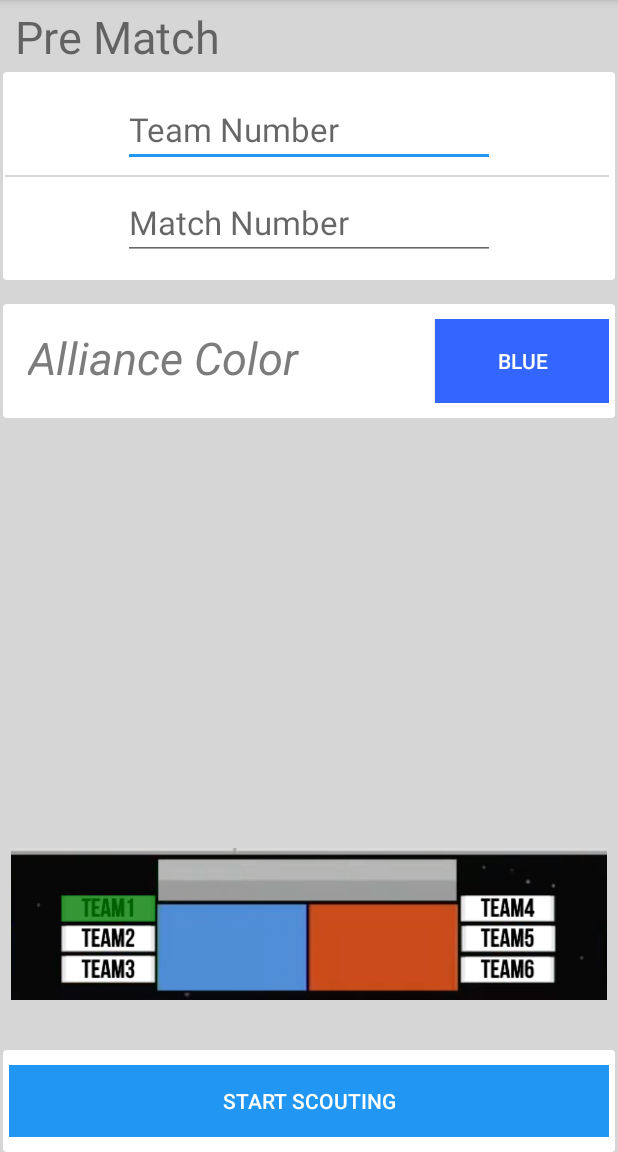
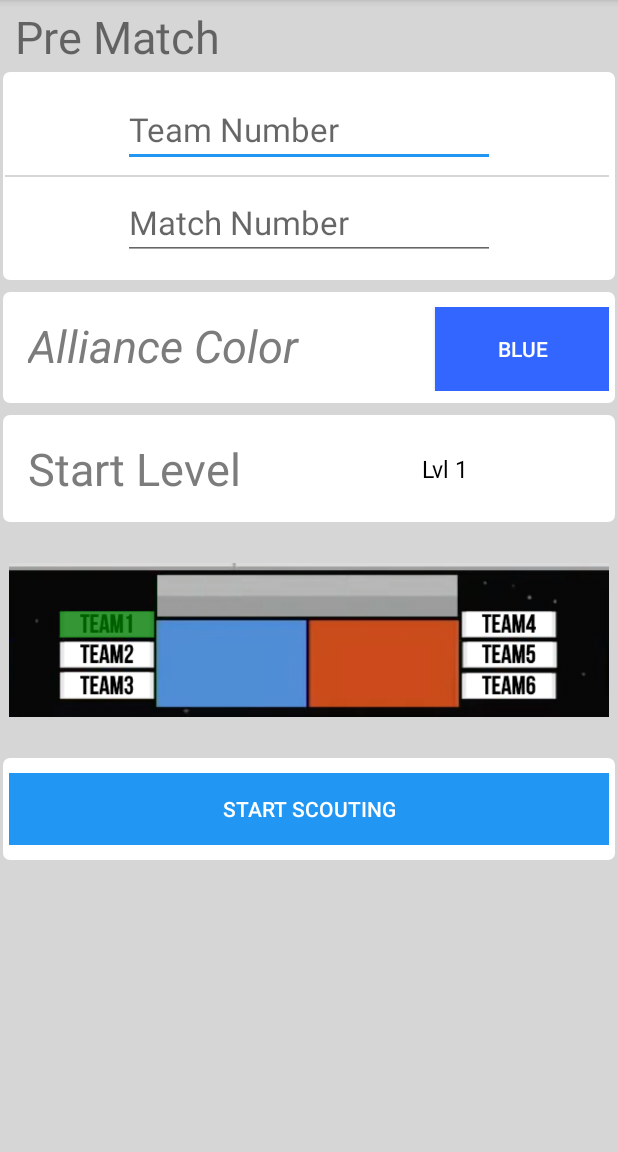
Before and after one commit to theultracorgi/FRC930_Scouting_App, an Android app: the screen it shows after launch (PreMatch), after a tap on an icon or button, on a phone screen of 412 x 824 dp, the part 84-1236 px from its top. Run offline under Robolectric (Android 15) with nearby library versions, the phone set to English and light mode, and no system bars.

Commit message:
Fixed resumed values not saving, added defense/Starting position field

```diff
--- a/Watching_Extremely_Awesome_Robots_safely/WEARs/src/main/java/org/team930/bears/wears/AutonTeleop.java
+++ b/Watching_Extremely_Awesome_Robots_safely/WEARs/src/main/java/org/team930/bears/wears/AutonTeleop.java
@@ -451,8 +451,8 @@ public class AutonTeleop extends AppCompatActivity {
         //ATTEMPTS
         sCsHtPass = String.format(Locale.ENGLISH, "%d", sCsHt);
         sCsCgPass = String.format(Locale.ENGLISH, "%d", sCsCg);
-        sRtHtPass = String.format(Locale.ENGLISH, "%d", sCsHt);
-        sRtCgPass = String.format(Locale.ENGLISH, "%d", sCsCg);
+        sRtHtPass = String.format(Locale.ENGLISH, "%d", sRtHt);
+        sRtCgPass = String.format(Locale.ENGLISH, "%d", sRtCg);
 
 
         tCsHtScPass = String.format(Locale.ENGLISH, "%d", tCsHtSc);
@@ -507,7 +507,7 @@ public class AutonTeleop extends AppCompatActivity {
 
 
         //BINARIES
-        sHabLine = Integer.parseInt(matchData.getString("sHabline", "0")); //binary
+        sHabLine = Integer.parseInt(matchData.getString("sHabLine", "0")); //binary
 
         //VIEWS
         habLine = findViewById(R.id.habLine);
@@ -571,7 +571,7 @@ public class AutonTeleop extends AppCompatActivity {
         //ENDGAME
 
         //BINARIES
-        habStatus = Integer.parseInt(matchData.getString("tParked", "0")); //binary
+        habStatus = Integer.parseInt(matchData.getString("habStatus", "0")); //binary
 
         //VIEWS
         onField = findViewById(R.id.onField);
--- a/Watching_Extremely_Awesome_Robots_safely/WEARs/src/main/java/org/team930/bears/wears/HomeScreen.java
+++ b/Watching_Extremely_Awesome_Robots_safely/WEARs/src/main/java/org/team930/bears/wears/HomeScreen.java
@@ -83,8 +83,8 @@ public class HomeScreen extends AppCompatActivity {
 
             SPMD.putString("teamNum", "0");
             SPMD.putString("matchNum", "0");
+            SPMD.putString("startPos", "1");
             SPMD.putString("sHabLine", "0");
-
 
             SPMD.putString("sCsHt", "0");
             SPMD.putString("sCsCg", "0");
--- a/Watching_Extremely_Awesome_Robots_safely/WEARs/src/main/java/org/team930/bears/wears/PostMatch.java
+++ b/Watching_Extremely_Awesome_Robots_safely/WEARs/src/main/java/org/team930/bears/wears/PostMatch.java
@@ -159,6 +159,7 @@ public class PostMatch extends AppCompatActivity {
 
                             SPMD.putString("teamNum", "0");
                             SPMD.putString("matchNum", "0");
+                            SPMD.putString("startPos", "1");
                             SPMD.putString("sHabLine", "0");
 
                             SPMD.putString("sCsHt", "0");
--- a/Watching_Extremely_Awesome_Robots_safely/WEARs/src/main/java/org/team930/bears/wears/PreMatch.java
+++ b/Watching_Extremely_Awesome_Robots_safely/WEARs/src/main/java/org/team930/bears/wears/PreMatch.java
@@ -12,6 +12,7 @@ import android.view.KeyEvent;
 import android.view.View;
 import android.widget.EditText;
 import android.widget.ImageView;
+import android.widget.Spinner;
 import android.widget.Toast;
 import android.widget.ToggleButton;
 
@@ -23,9 +24,10 @@ public class PreMatch extends AppCompatActivity {
     EditText teamNum, matchNum;
     ToggleButton allianceColor;
     ImageView map;
+    Spinner startPos;
 
     String stillPreferences, matchDataPreferences, otherPreferences;
-    String teamNumPassable, matchNumPassable;
+    String teamNumPassable, matchNumPassable, startPosPassable;
     char alliance;
     Integer stillCount;
 
@@ -66,8 +68,10 @@ public class PreMatch extends AppCompatActivity {
 
         teamNum = findViewById(R.id.teamNum);
         matchNum = findViewById(R.id.matchNum);
+        startPos = findViewById(R.id.startingPos);
         allianceColor = findViewById(R.id.allianceToggle);
         map = findViewById(R.id.map);
+
         switch (Integer.parseInt(otherSettings.getString("scouterPos", "0"))) {
             case 0:
                 map.setImageResource(R.drawable.s0);
@@ -133,12 +137,14 @@ public class PreMatch extends AppCompatActivity {
 
             teamNumPassable = teamNum.getText().toString();
             matchNumPassable = matchNum.getText().toString() + alliance;
+            startPosPassable = Integer.toString(startPos.getSelectedItemPosition() + 1);
 
             SharedPreferences.Editor SPMD = matchData.edit();
 
             SPMD.putString("teamNum", teamNumPassable);
             SPMD.putString("matchNum", matchNumPassable);
-            SPMD.putString("preMatchVals", teamNumPassable + "," + matchNumPassable + ",");
+            SPMD.putString("startPos", startPosPassable);
+            SPMD.putString("preMatchVals", teamNumPassable + "," + matchNumPassable + "," + startPosPassable + ",");
             SPMD.apply();
 
 
--- a/Watching_Extremely_Awesome_Robots_safely/WEARs/src/main/java/org/team930/bears/wears/QRCreator.java
+++ b/Watching_Extremely_Awesome_Robots_safely/WEARs/src/main/java/org/team930/bears/wears/QRCreator.java
@@ -100,7 +100,7 @@ public class QRCreator extends AppCompatActivity {
                 Bitmap bmp = Bitmap.createBitmap(width, height, Bitmap.Config.RGB_565);
                 for (int x = 0; x < width; x++) {
                     for (int y = 0; y < height; y++) {
-                        bmp.setPixel(x, y, bitMatrix.get(x, y) ? Color.rgb(1, 9, 84) : Color.WHITE);
+                        bmp.setPixel(x, y, bitMatrix.get(x, y) ? Color.rgb(0, 0, 0) : Color.WHITE);
                     }
                 }
                 qrCode.setBackgroundDrawable(getResources().getDrawable(R.color.white));
--- a/Watching_Extremely_Awesome_Robots_safely/WEARs/src/main/java/org/team930/bears/wears/Settings.java
+++ b/Watching_Extremely_Awesome_Robots_safely/WEARs/src/main/java/org/team930/bears/wears/Settings.java
@@ -177,6 +177,7 @@ public class Settings extends AppCompatActivity {
 
                         SPMD.putString("teamNum", "0");
                         SPMD.putString("matchNum", "0");
+                        SPMD.putString("startPos", "1");
                         SPMD.putString("sHabLine", "0");
 
                         SPMD.putString("sCsHt", "0");
--- a/Watching_Extremely_Awesome_Robots_safely/WEARs/src/main/res/drawable/blue_rounded_button.xml
+++ b/Watching_Extremely_Awesome_Robots_safely/WEARs/src/main/res/drawable/blue_rounded_button.xml
@@ -2,6 +2,6 @@
 <shape xmlns:android="http://schemas.android.com/apk/res/android">
     <solid android:color="@color/lightBlue"/>
     <stroke android:width="1dip" android:color="@color/lightBlue" />
-    <corners android:radius="2dip"/>
+    <corners android:radius="4dip"/>
     <padding android:left="0dip" android:top="0dip" android:right="0dip" android:bottom="0dip" />
 </shape>
--- a/Watching_Extremely_Awesome_Robots_safely/WEARs/src/main/res/drawable/rounded_button.xml
+++ b/Watching_Extremely_Awesome_Robots_safely/WEARs/src/main/res/drawable/rounded_button.xml
@@ -5,6 +5,6 @@
     tools:ignore="UnusedResources">
     <solid android:color="@color/lighterBlue"/>
     <stroke android:width="1dip" android:color="@color/divider" />
-    <corners android:radius="2dip"/>
+    <corners android:radius="4dip"/>
     <padding android:left="0dip" android:top="0dip" android:right="0dip" android:bottom="0dip" />
 </shape>
--- a/Watching_Extremely_Awesome_Robots_safely/WEARs/src/main/res/drawable/rounded_corners_chunk_material.xml
+++ b/Watching_Extremely_Awesome_Robots_safely/WEARs/src/main/res/drawable/rounded_corners_chunk_material.xml
@@ -3,6 +3,6 @@
     <shape xmlns:android="http://schemas.android.com/apk/res/android">
         <solid android:color="@color/white"/>
         <stroke android:width="1dip" android:color="@color/white" />
-        <corners android:radius="2dip"/>
+        <corners android:radius="4dip"/>
         <padding android:left="0dip" android:top="0dip" android:right="0dip" android:bottom="0dip" />
     </shape>
--- a/Watching_Extremely_Awesome_Robots_safely/WEARs/src/main/res/drawable/toggle_button_at.xml
+++ b/Watching_Extremely_Awesome_Robots_safely/WEARs/src/main/res/drawable/toggle_button_at.xml
@@ -9,7 +9,7 @@
                     <stroke
                         android:width="1dip"
                         android:color="@color/mediumBlue" />
-                    <corners android:radius="2dip" />
+                    <corners android:radius="4dip" />
                     <padding
                         android:bottom="0dip"
                         android:left="0dip"
@@ -24,7 +24,7 @@
                     <stroke
                         android:width="1dip"
                         android:color="@color/lightBlue" />
-                    <corners android:radius="2dip" />
+                    <corners android:radius="4dip" />
                     <padding
                         android:bottom="0dip"
                         android:left="0dip"
--- a/Watching_Extremely_Awesome_Robots_safely/WEARs/src/main/res/layout/activity_pre_match.xml
+++ b/Watching_Extremely_Awesome_Robots_safely/WEARs/src/main/res/layout/activity_pre_match.xml
@@ -7,6 +7,14 @@
     android:background="@color/background_material"
     android:screenOrientation="portrait"
     tools:ignore="Overdraw">
+
+    <ScrollView
+        android:id="@+id/titleWindow"
+        android:layout_width="match_parent"
+        android:layout_height="wrap_content"
+        android:layout_alignParentStart="true"
+        android:layout_alignParentTop="true"
+        tools:ignore="UselessParent">
 
     <LinearLayout
         android:layout_width="match_parent"
@@ -77,7 +85,7 @@
 
         <ImageView
             android:layout_width="match_parent"
-            android:layout_height="16dp"
+            android:layout_height="8dp"
             android:background="@color/background_material"
             tools:ignore="ContentDescription" />
 
@@ -87,7 +95,7 @@
             android:layout_height="wrap_content"
             android:background="@drawable/rounded_corners_chunk_material"
             android:orientation="horizontal"
-            android:paddingBottom="10dp"
+            android:paddingBottom="8dp"
             android:paddingLeft="11dp"
             android:paddingRight="4dp"
             android:paddingTop="10dp"
@@ -124,20 +132,63 @@
 
         </LinearLayout> <!--Alliance Selector-->
 
+        <ImageView
+            android:layout_width="match_parent"
+            android:layout_height="8dp"
+            android:background="@color/background_material"
+            tools:ignore="ContentDescription" />
 
+        <LinearLayout
+            android:layout_width="match_parent"
+            android:layout_height="wrap_content"
+            android:background="@drawable/rounded_corners_chunk_material"
+            android:orientation="horizontal"
+            android:paddingBottom="10dp"
+            android:paddingLeft="11dp"
+            android:paddingRight="4dp"
+            android:paddingTop="10dp"
 
-            <LinearLayout
+            tools:ignore="RtlHardcoded">
+
+            <TextView
+                android:layout_width="0dp"
+                android:layout_height="fill_parent"
+                android:layout_gravity="center"
+                android:layout_marginRight="8dp"
+                android:layout_weight=".9"
+                android:background="@color/white"
+                android:textSize="30dp"
+                android:padding="5dp"
+                android:text="Start Level"
+                android:textColor="@color/textMedium"
+                tools:ignore="HardcodedText,RtlHardcoded,SpUsage" />
+
+            <Spinner
+                android:id="@+id/startingPos"
+                android:layout_width="0dp"
+                android:layout_height="fill_parent"
+                android:layout_weight=".5"
+                android:paddingLeft="5dp"
+                android:paddingRight="5dp"
+                android:entries="@array/startPos"
+                android:popupTheme="@style/mySpinnerItemStyle"
+                tools:ignore="HardcodedText" />
+
+        </LinearLayout> <!--Starting Position-->
+
+        <LinearLayout
                 android:layout_width="match_parent"
                 android:layout_height="match_parent"
                 android:background="@color/background_material"
-                android:gravity="bottom|center"
+                android:gravity="top|center"
                 android:orientation="vertical">
 
                 <ImageView
                     android:id="@+id/map"
                     android:layout_width="match_parent"
                     android:layout_height="wrap_content"
-                    android:layout_margin="5dp"
+                    android:layout_marginLeft="4dp"
+                    android:layout_marginRight="4dp"
                     tools:ignore="ContentDescription" />
 
 
@@ -165,6 +216,7 @@
                 </LinearLayout>
 
             </LinearLayout>  <!--Next-->
+
         <ImageView
             android:layout_width="match_parent"
             android:layout_height="8dp"
@@ -173,4 +225,5 @@
 
 
     </LinearLayout>
+    </ScrollView>
 </RelativeLayout>
--- a/Watching_Extremely_Awesome_Robots_safely/WEARs/src/main/res/layout/activity_qrcreator.xml
+++ b/Watching_Extremely_Awesome_Robots_safely/WEARs/src/main/res/layout/activity_qrcreator.xml
@@ -39,7 +39,8 @@
                 android:layout_width="wrap_content"
                 android:layout_height="wrap_content"
                 android:layout_marginBottom="30dp"
-                android:padding="5dp">
+                android:padding="5dp"
+                tools:ignore="UseCompoundDrawables">
 
                 <ImageView
                     android:id="@+id/qrCode"
--- a/Watching_Extremely_Awesome_Robots_safely/WEARs/src/main/res/values/strings.xml
+++ b/Watching_Extremely_Awesome_Robots_safely/WEARs/src/main/res/values/strings.xml
@@ -13,6 +13,10 @@
         <item>RedMid</item>
         <item>RedBottom</item>
     </string-array>
+    <string-array name="startPos">
+        <item>Lvl 1</item>
+        <item>Lvl 2</item>
+    </string-array>
     <string name="scouterListPrompt">Man\'s Got Name</string>
     <integer name="adminPassword">478609</integer>
     <integer name="maxMatches">12</integer>
```
Also changed, not shown: 1 other file.
